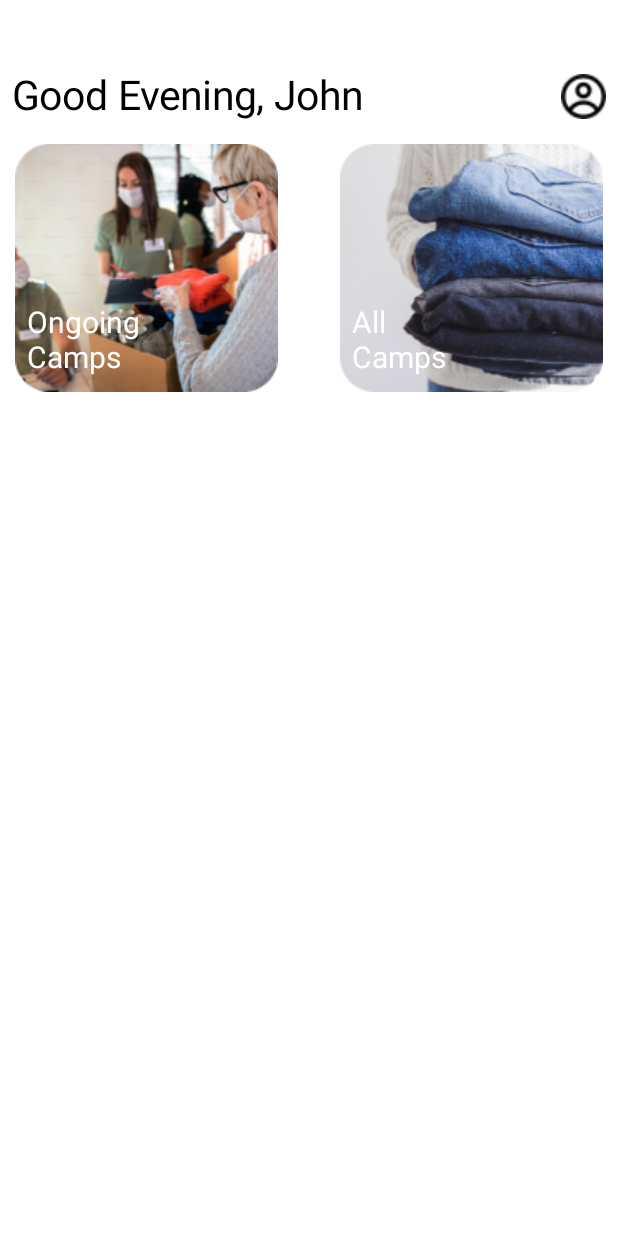
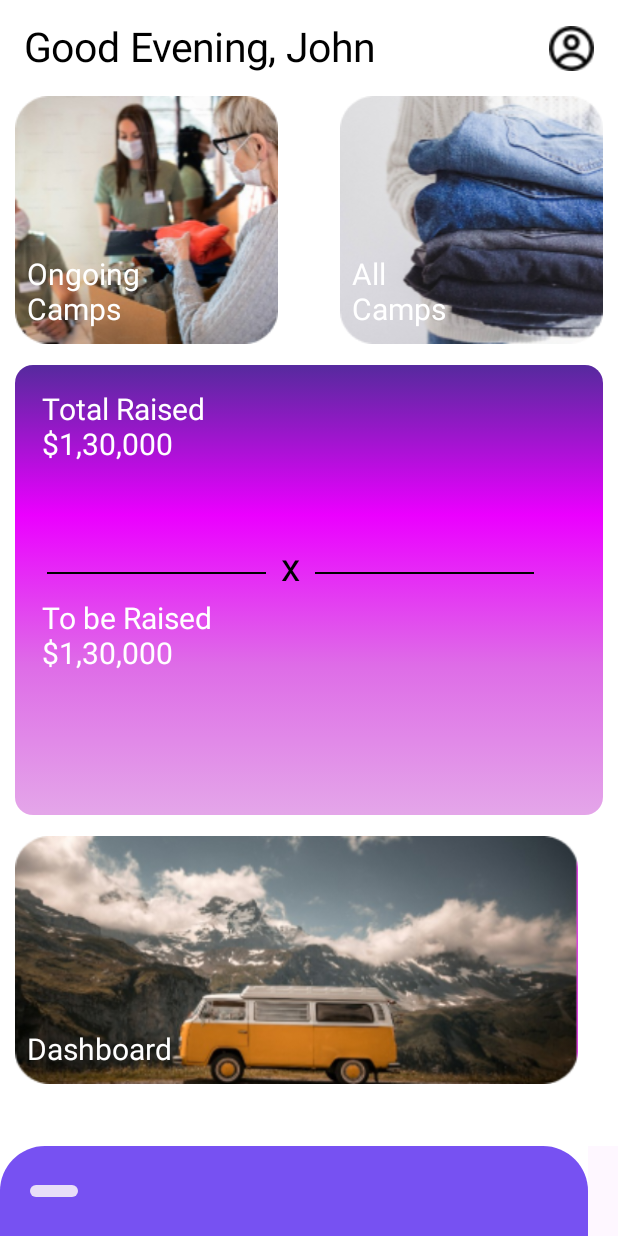
Before and after one commit to prabhsuratsingh/ShareHope, an Android app built with Jetpack Compose: the @Preview function DisplayHomeScreen, on a phone screen of 412 x 824 dp. Run offline under Robolectric (Android 15) with nearby library versions, the phone set to English and light mode, and no system bars; 7 statements that could not run were skipped.

Commit message:
Created org. home page UI
made few changes to card and gradient buttons and bottom nav bar

```diff
--- a/app/src/main/java/com/example/sharehope/MainActivity.kt
+++ b/app/src/main/java/com/example/sharehope/MainActivity.kt
@@ -5,6 +5,7 @@ import androidx.activity.ComponentActivity
 import androidx.activity.compose.setContent
 import androidx.compose.runtime.Composable
 import androidx.compose.ui.tooling.preview.Preview
+import com.example.sharehope.organizationSide.HomeScreen
 import com.example.sharehope.organizationSide.LandingScreen
 import com.example.sharehope.organizationSide.LoginScreen
 import com.example.sharehope.ui.theme.ShareHopeTheme
@@ -14,7 +15,7 @@ class MainActivity : ComponentActivity() {
         super.onCreate(savedInstanceState)
         setContent {
             ShareHopeTheme {
-                LandingScreen()
+                HomeScreen()
             }
         }
     }
@@ -26,6 +27,6 @@ class MainActivity : ComponentActivity() {
 @Composable
 fun GreetingPreview() {
     ShareHopeTheme {
-        LandingScreen()
+        HomeScreen()
     }
 }
--- a/app/src/main/java/com/example/sharehope/organizationSide/HomePage.kt
+++ b/app/src/main/java/com/example/sharehope/organizationSide/HomePage.kt
@@ -3,6 +3,7 @@ package com.example.sharehope.organizationSide
 import androidx.compose.foundation.Image
 import androidx.compose.foundation.background
 import androidx.compose.foundation.layout.Arrangement
+import androidx.compose.foundation.layout.Box
 import androidx.compose.foundation.layout.Column
 import androidx.compose.foundation.layout.Row
 import androidx.compose.foundation.layout.Spacer
@@ -11,6 +12,9 @@ import androidx.compose.foundation.layout.fillMaxWidth
 import androidx.compose.foundation.layout.height
 import androidx.compose.foundation.layout.padding
 import androidx.compose.foundation.layout.size
+import androidx.compose.material3.BottomAppBar
+import androidx.compose.material3.BottomAppBarDefaults
+import androidx.compose.material3.Scaffold
 import androidx.compose.material3.Text
 import androidx.compose.runtime.Composable
 import androidx.compose.ui.Alignment
@@ -23,21 +27,27 @@ import androidx.compose.ui.unit.dp
 import androidx.compose.ui.unit.sp
 import com.example.sharehope.R
 import com.example.sharehope.fontFamily
+import com.example.sharehope.organizationSide.uiElements.BottomNavBar
 import com.example.sharehope.organizationSide.uiElements.CardButton
+import com.example.sharehope.organizationSide.uiElements.GradientCard
 
 @Composable
 fun HomeScreen(
     modifier: Modifier = Modifier
 ) {
+    Scaffold (
+        bottomBar = {BottomNavBar()}
+    ){innerPadding ->
         Column(
             modifier = modifier
                 .fillMaxSize()
+                .padding(innerPadding)
                 .background(Color.White)
         ) {
-        Row (
+            Row(
                 modifier = Modifier
                     .fillMaxWidth()
-                .padding(top = 40.dp),
+                    .padding(8.dp),
                 horizontalArrangement = Arrangement.SpaceBetween,
             ) {
                 Text(
@@ -60,13 +70,13 @@ fun HomeScreen(
                     alignment = Alignment.Center
                 )
             }
-        Spacer(modifier = Modifier.height(8.dp))
-        Row (
+            //Spacer(modifier = Modifier.height(8.dp))
+            Row(
                 modifier = Modifier
                     .fillMaxWidth()
                     .height(165.dp),
                 horizontalArrangement = Arrangement.SpaceBetween,
-        ){
+            ) {
                 CardButton(
                     background = R.drawable.ongoing_camp,
                     modifier = Modifier.padding(horizontal = 10.dp),
@@ -81,7 +91,20 @@ fun HomeScreen(
                 )
 
             }
-
+            Spacer(modifier = Modifier.height(14.dp))
+            GradientCard()
+            Spacer(modifier = Modifier.height(14.dp))
+            CardButton(
+                modifier = Modifier.padding(
+                    bottom = 8.dp,
+                    start = 10.dp,
+                    end = 10.dp
+                ),
+                background = R.drawable.dashboard_pic,
+                text = R.string.dashboard,
+                width = 375.dp
+            )
+        }
     }
 }
 
--- a/app/src/main/java/com/example/sharehope/organizationSide/uiElements/BottomNavBar.kt
+++ b/app/src/main/java/com/example/sharehope/organizationSide/uiElements/BottomNavBar.kt
@@ -1,6 +1,7 @@
 package com.example.sharehope.organizationSide.uiElements
 
 
+import androidx.compose.foundation.background
 import androidx.compose.foundation.layout.height
 import androidx.compose.foundation.layout.width
 import androidx.compose.foundation.shape.RoundedCornerShape
@@ -28,10 +29,9 @@ fun BottomNavBar() {
 
     NavigationBar (
         modifier = Modifier
-            .alpha(0.7f)
-            .blur(radius = 4.dp)
-            .width(390.dp)
-            .height(74.dp)
+            .width(392.dp)
+            .height(60.dp)
+            .background(color = Color.White)
             .clip(RoundedCornerShape(30.dp, 30.dp, 0.dp, 0.dp)),
         containerColor = BottomBarColor,
         contentColor = Color.Black
--- a/app/src/main/java/com/example/sharehope/organizationSide/uiElements/CardButton.kt
+++ b/app/src/main/java/com/example/sharehope/organizationSide/uiElements/CardButton.kt
@@ -14,6 +14,7 @@ import androidx.compose.foundation.layout.width
 import androidx.compose.foundation.shape.RoundedCornerShape
 import androidx.compose.material3.Text
 import androidx.compose.runtime.Composable
+import androidx.compose.ui.AbsoluteAlignment.BottomLeft
 import androidx.compose.ui.Alignment
 import androidx.compose.ui.Modifier
 import androidx.compose.ui.draw.clip
@@ -54,7 +55,7 @@ fun CardButton(
     ){
         Text(
             text = stringResource(text),
-            //textAlign = BottomLeft,
+            //textAlign = Alignment.BottomStart,
             style = TextStyle(
                 fontFamily = fontFamily,
                 color = Color.White,
@@ -64,7 +65,7 @@ fun CardButton(
                 .padding(8.dp)
                 .align(Alignment.BottomStart)
                 .height(50.dp)
-                .width(80.dp)
+                .width(98.dp)
         )
     }
 }
--- a/app/src/main/java/com/example/sharehope/organizationSide/uiElements/GradientCards.kt
+++ b/app/src/main/java/com/example/sharehope/organizationSide/uiElements/GradientCards.kt
@@ -37,7 +37,7 @@ fun GradientCard(
 
     Box (
         modifier = modifier
-            .height(330.dp)
+            .height(300.dp)
             .padding(horizontal = 10.dp)
             .fillMaxWidth()
             .background(
@@ -67,7 +67,7 @@ fun GradientCard(
                     .padding(start = 18.dp)
             )
 
-            Spacer(modifier = Modifier.height(70.dp))
+            Spacer(modifier = Modifier.height(55.dp))
 
             Row (
                 modifier = modifier
@@ -87,7 +87,8 @@ fun GradientCard(
                     style = TextStyle(
                         fontSize = 26.sp,
                         fontFamily = fontFamily,
-                        fontWeight = FontWeight(400)
+                        fontWeight = FontWeight(400),
+                        color = Color.Black
                     )
                 )
                 Text(
--- a/app/src/main/res/values/strings.xml
+++ b/app/src/main/res/values/strings.xml
@@ -3,6 +3,7 @@
     <string name="login_google">Continue with Google</string>
     <string name="login_apple">Continue with Apple</string>
     <string name="ongoing_camps">Ongoing Camps</string>
-    <string name="all_camps">All Camps</string>
+    <string name="all_camps">All\nCamps</string>
+    <string name="dashboard">\nDashboard</string>
 
 </resources>
```
Also changed, not shown: app/src/main/res/drawable/dashboard_pic.png (added). Lines whose indentation alone changed are shown as unchanged.
